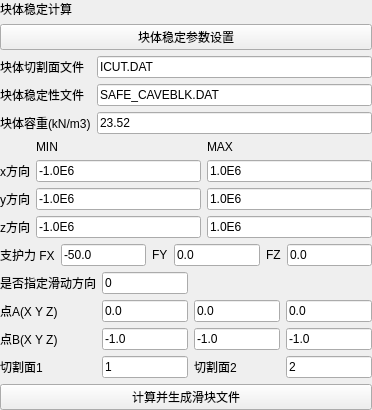
Old version of the form plugins/Base_Slover/CaveBlockStabilityWidget.ui in the repository asd977/base_cae.
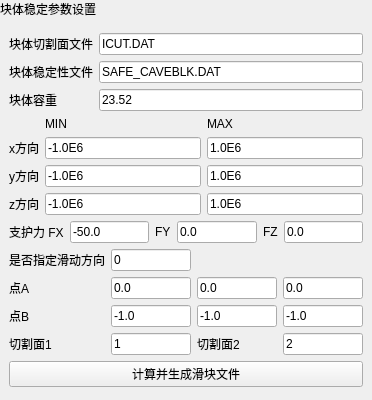
New version of the form.

The edit to the form file:
```diff
--- a/plugins/Base_Slover/CaveBlockStabilityWidget.ui
+++ b/plugins/Base_Slover/CaveBlockStabilityWidget.ui
@@ -11,13 +11,58 @@
    </rect>
   </property>
   <layout class="QVBoxLayout" name="verticalLayout">
-   <property name="leftMargin"><number>0</number></property><property name="topMargin"><number>0</number></property><property name="rightMargin"><number>0</number></property><property name="bottomMargin"><number>0</number></property><item><widget class="QLabel" name="pageNameLabel"><property name="text"><string>块体稳定计算</string></property></widget></item><item><widget class="QPushButton" name="sectionTitleButton"><property name="text"><string>块体稳定参数设置</string></property></widget></item><item>
+   <property name="leftMargin">
+    <number>0</number>
+   </property>
+   <property name="topMargin">
+    <number>0</number>
+   </property>
+   <property name="rightMargin">
+    <number>0</number>
+   </property>
+   <property name="bottomMargin">
+    <number>0</number>
+   </property>
+   <item>
+    <widget class="QLabel" name="pageHeaderLabel">
+     <property name="sizePolicy">
+      <sizepolicy hsizetype="Preferred" vsizetype="Fixed">
+       <horstretch>0</horstretch>
+       <verstretch>0</verstretch>
+      </sizepolicy>
+     </property>
+     <property name="text">
+      <string>块体稳定参数设置</string>
+     </property>
+    </widget>
+   </item>
+   <item>
+    <layout class="QVBoxLayout" name="contentLayout">
+     <property name="leftMargin">
+      <number>9</number>
+     </property>
+     <property name="topMargin">
+      <number>9</number>
+     </property>
+     <property name="rightMargin">
+      <number>9</number>
+     </property>
+     <property name="bottomMargin">
+      <number>9</number>
+     </property>
+     <property name="spacing">
+      <number>6</number>
+     </property>
+     <item>
     <layout class="QFormLayout" name="fileFormLayout">
      <item row="0" column="0">
       <widget class="QLabel" name="labelIcut">
        <property name="text">
         <string>块体切割面文件</string>
        </property>
+         <property name="wordWrap">
+          <bool>false</bool>
+         </property>
       </widget>
      </item>
      <item row="0" column="1">
@@ -25,6 +70,12 @@
        <property name="text">
         <string>ICUT.DAT</string>
        </property>
+         <property name="minimumSize">
+          <size>
+           <width>10</width>
+           <height>0</height>
+          </size>
+         </property>
       </widget>
      </item>
      <item row="1" column="0">
@@ -32,6 +83,9 @@
        <property name="text">
         <string>块体稳定性文件</string>
        </property>
+         <property name="wordWrap">
+          <bool>false</bool>
+         </property>
       </widget>
      </item>
      <item row="1" column="1">
@@ -39,12 +93,21 @@
        <property name="text">
         <string>SAFE_CAVEBLK.DAT</string>
        </property>
+         <property name="minimumSize">
+          <size>
+           <width>10</width>
+           <height>0</height>
+          </size>
+         </property>
       </widget>
      </item>
      <item row="2" column="0">
       <widget class="QLabel" name="labelWeight">
        <property name="text">
-        <string>块体容重(kN/m3)</string>
+          <string>块体容重</string>
+         </property>
+         <property name="wordWrap">
+          <bool>false</bool>
        </property>
       </widget>
      </item>
@@ -53,6 +116,12 @@
        <property name="text">
         <string>23.52</string>
        </property>
+         <property name="minimumSize">
+          <size>
+           <width>10</width>
+           <height>0</height>
+          </size>
+         </property>
       </widget>
      </item>
     </layout>
@@ -64,6 +133,9 @@
        <property name="text">
         <string>MIN</string>
        </property>
+         <property name="wordWrap">
+          <bool>false</bool>
+         </property>
       </widget>
      </item>
      <item row="0" column="2">
@@ -71,6 +143,9 @@
        <property name="text">
         <string>MAX</string>
        </property>
+         <property name="wordWrap">
+          <bool>false</bool>
+         </property>
       </widget>
      </item>
      <item row="1" column="0">
@@ -78,6 +153,9 @@
        <property name="text">
         <string>x方向</string>
        </property>
+         <property name="wordWrap">
+          <bool>false</bool>
+         </property>
       </widget>
      </item>
      <item row="1" column="1">
@@ -85,6 +163,12 @@
        <property name="text">
         <string>-1.0E6</string>
        </property>
+         <property name="minimumSize">
+          <size>
+           <width>10</width>
+           <height>0</height>
+          </size>
+         </property>
       </widget>
      </item>
      <item row="1" column="2">
@@ -92,6 +176,12 @@
        <property name="text">
         <string>1.0E6</string>
        </property>
+         <property name="minimumSize">
+          <size>
+           <width>10</width>
+           <height>0</height>
+          </size>
+         </property>
       </widget>
      </item>
      <item row="2" column="0">
@@ -99,6 +189,9 @@
        <property name="text">
         <string>y方向</string>
        </property>
+         <property name="wordWrap">
+          <bool>false</bool>
+         </property>
       </widget>
      </item>
      <item row="2" column="1">
@@ -106,6 +199,12 @@
        <property name="text">
         <string>-1.0E6</string>
        </property>
+         <property name="minimumSize">
+          <size>
+           <width>10</width>
+           <height>0</height>
+          </size>
+         </property>
       </widget>
      </item>
      <item row="2" column="2">
@@ -113,6 +212,12 @@
        <property name="text">
         <string>1.0E6</string>
        </property>
+         <property name="minimumSize">
+          <size>
+           <width>10</width>
+           <height>0</height>
+          </size>
+         </property>
       </widget>
      </item>
      <item row="3" column="0">
@@ -120,6 +225,9 @@
        <property name="text">
         <string>z方向</string>
        </property>
+         <property name="wordWrap">
+          <bool>false</bool>
+         </property>
       </widget>
      </item>
      <item row="3" column="1">
@@ -127,6 +235,12 @@
        <property name="text">
         <string>-1.0E6</string>
        </property>
+         <property name="minimumSize">
+          <size>
+           <width>10</width>
+           <height>0</height>
+          </size>
+         </property>
       </widget>
      </item>
      <item row="3" column="2">
@@ -134,6 +248,12 @@
        <property name="text">
         <string>1.0E6</string>
        </property>
+         <property name="minimumSize">
+          <size>
+           <width>10</width>
+           <height>0</height>
+          </size>
+         </property>
       </widget>
      </item>
     </layout>
@@ -145,6 +265,9 @@
        <property name="text">
         <string>支护力 FX</string>
        </property>
+         <property name="wordWrap">
+          <bool>false</bool>
+         </property>
       </widget>
      </item>
      <item row="0" column="1">
@@ -152,6 +275,12 @@
        <property name="text">
         <string>-50.0</string>
        </property>
+         <property name="minimumSize">
+          <size>
+           <width>10</width>
+           <height>0</height>
+          </size>
+         </property>
       </widget>
      </item>
      <item row="0" column="2">
@@ -159,6 +288,9 @@
        <property name="text">
         <string>FY</string>
        </property>
+         <property name="wordWrap">
+          <bool>false</bool>
+         </property>
       </widget>
      </item>
      <item row="0" column="3">
@@ -166,6 +298,12 @@
        <property name="text">
         <string>0.0</string>
        </property>
+         <property name="minimumSize">
+          <size>
+           <width>10</width>
+           <height>0</height>
+          </size>
+         </property>
       </widget>
      </item>
      <item row="0" column="4">
@@ -173,6 +311,9 @@
        <property name="text">
         <string>FZ</string>
        </property>
+         <property name="wordWrap">
+          <bool>false</bool>
+         </property>
       </widget>
      </item>
      <item row="0" column="5">
@@ -180,6 +321,12 @@
        <property name="text">
         <string>0.0</string>
        </property>
+         <property name="minimumSize">
+          <size>
+           <width>10</width>
+           <height>0</height>
+          </size>
+         </property>
       </widget>
      </item>
     </layout>
@@ -191,6 +338,9 @@
        <property name="text">
         <string>是否指定滑动方向</string>
        </property>
+         <property name="wordWrap">
+          <bool>false</bool>
+         </property>
       </widget>
      </item>
      <item row="0" column="1">
@@ -198,12 +348,21 @@
        <property name="text">
         <string>0</string>
        </property>
+         <property name="minimumSize">
+          <size>
+           <width>10</width>
+           <height>0</height>
+          </size>
+         </property>
       </widget>
      </item>
      <item row="1" column="0">
       <widget class="QLabel" name="labelA">
        <property name="text">
-        <string>点A(X Y Z)</string>
+          <string>点A</string>
+         </property>
+         <property name="wordWrap">
+          <bool>false</bool>
        </property>
       </widget>
      </item>
@@ -212,6 +371,12 @@
        <property name="text">
         <string>0.0</string>
        </property>
+         <property name="minimumSize">
+          <size>
+           <width>10</width>
+           <height>0</height>
+          </size>
+         </property>
       </widget>
      </item>
      <item row="1" column="2">
@@ -219,6 +384,12 @@
        <property name="text">
         <string>0.0</string>
        </property>
+         <property name="minimumSize">
+          <size>
+           <width>10</width>
+           <height>0</height>
+          </size>
+         </property>
       </widget>
      </item>
      <item row="1" column="3">
@@ -226,12 +397,21 @@
        <property name="text">
         <string>0.0</string>
        </property>
+         <property name="minimumSize">
+          <size>
+           <width>10</width>
+           <height>0</height>
+          </size>
+         </property>
       </widget>
      </item>
      <item row="2" column="0">
       <widget class="QLabel" name="labelB">
        <property name="text">
-        <string>点B(X Y Z)</string>
+          <string>点B</string>
+         </property>
+         <property name="wordWrap">
+          <bool>false</bool>
        </property>
       </widget>
      </item>
@@ -240,6 +420,12 @@
        <property name="text">
         <string>-1.0</string>
        </property>
+         <property name="minimumSize">
+          <size>
+           <width>10</width>
+           <height>0</height>
+          </size>
+         </property>
       </widget>
      </item>
      <item row="2" column="2">
@@ -247,6 +433,12 @@
        <property name="text">
         <string>-1.0</string>
        </property>
+         <property name="minimumSize">
+          <size>
+           <width>10</width>
+           <height>0</height>
+          </size>
+         </property>
       </widget>
      </item>
      <item row="2" column="3">
@@ -254,6 +446,12 @@
        <property name="text">
         <string>-1.0</string>
        </property>
+         <property name="minimumSize">
+          <size>
+           <width>10</width>
+           <height>0</height>
+          </size>
+         </property>
       </widget>
      </item>
      <item row="3" column="0">
@@ -261,6 +459,9 @@
        <property name="text">
         <string>切割面1</string>
        </property>
+         <property name="wordWrap">
+          <bool>false</bool>
+         </property>
       </widget>
      </item>
      <item row="3" column="1">
@@ -268,6 +469,12 @@
        <property name="text">
         <string>1</string>
        </property>
+         <property name="minimumSize">
+          <size>
+           <width>10</width>
+           <height>0</height>
+          </size>
+         </property>
       </widget>
      </item>
      <item row="3" column="2">
@@ -275,6 +482,9 @@
        <property name="text">
         <string>切割面2</string>
        </property>
+         <property name="wordWrap">
+          <bool>false</bool>
+         </property>
       </widget>
      </item>
      <item row="3" column="3">
@@ -282,6 +492,12 @@
        <property name="text">
         <string>2</string>
        </property>
+         <property name="minimumSize">
+          <size>
+           <width>10</width>
+           <height>0</height>
+          </size>
+         </property>
       </widget>
      </item>
     </layout>
@@ -305,6 +521,8 @@
       </size>
      </property>
     </spacer>
+     </item>
+    </layout>
    </item>
   </layout>
  </widget>
```
Lines whose indentation alone changed are shown as unchanged.
